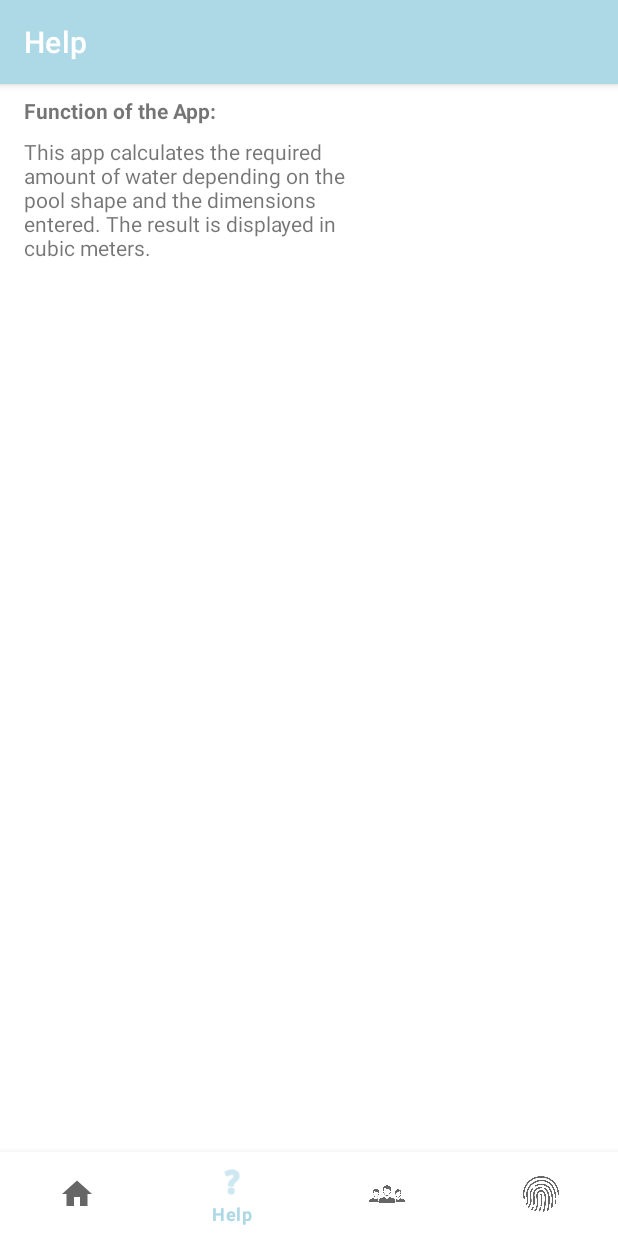
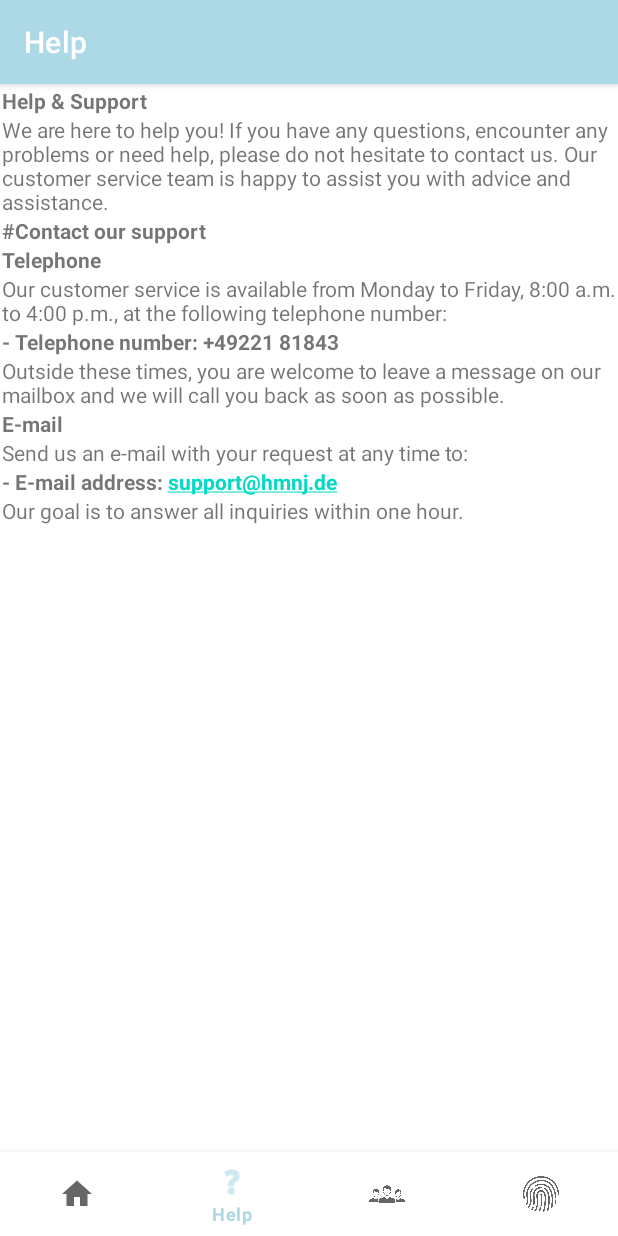
Before and after one commit to MrNumiko/Pool-Rechner, an Android app: the HelpFragment screen opened through its navigation route, on a phone screen of 412 x 824 dp. Run offline under Robolectric (Android 15) with nearby library versions, the phone set to English and light mode, and no system bars; our stand-ins replace navigation-ui.

Commit message:
feat: Add help view texts

```diff
--- a/app/src/main/java/com/example/pool_rechner/ui/help/HelpFragment.java
+++ b/app/src/main/java/com/example/pool_rechner/ui/help/HelpFragment.java
@@ -1,13 +1,22 @@
 package com.example.pool_rechner.ui.help;
 
+import android.annotation.SuppressLint;
+import android.content.Intent;
+import android.graphics.Color;
+import android.net.Uri;
 import android.os.Bundle;
+import android.text.method.LinkMovementMethod;
+import android.util.Log;
 import android.view.LayoutInflater;
 import android.view.View;
 import android.view.ViewGroup;
+import android.widget.TextView;
+import android.widget.Toast;
 
 import androidx.annotation.NonNull;
 import androidx.fragment.app.Fragment;
 
+import com.example.pool_rechner.R;
 import com.example.pool_rechner.databinding.FragmentHelpBinding;
 
 public class HelpFragment extends Fragment {
@@ -21,6 +30,53 @@ public class HelpFragment extends Fragment {
         return binding.getRoot();
     }
 
+    public void onViewCreated(@NonNull View view, Bundle savedInstanceState) {
+        super.onViewCreated(view, savedInstanceState);
+
+        // Send email
+        /*
+        binding.txtHelpEmailAddress.setLinkTextColor(Color.BLUE);
+        binding.txtHelpEmailAddress.setOnClickListener(v -> sendEmail());
+
+        // Text view to add hyperlink
+        TextView linkTextView = requireActivity().findViewById(R.id.imprint_web);
+
+        // method to redirect to provided link
+        linkTextView.setMovementMethod(LinkMovementMethod.getInstance());
+
+        // method to change color of link
+        linkTextView.setLinkTextColor(Color.BLUE);*/
+    }
+
+    @SuppressLint("IntentReset")
+    protected void sendEmail() {
+        Log.i("Send email", "");
+
+        // Define mail address and cc
+        String[] TO = {"support@hmnj.de"};
+        String[] CC = {""};
+        Intent emailIntent = new Intent(Intent.ACTION_SEND);
+
+        // Define type to plain text
+        emailIntent.setType("text/plain");
+        // Convert uri to accepted email format
+        emailIntent.setData(Uri.parse("mailto:"));
+
+        // Set mail address and cc
+        emailIntent.putExtra(Intent.EXTRA_EMAIL, TO);
+        emailIntent.putExtra(Intent.EXTRA_CC, CC);
+
+        // Send mail with error handling if no email client available on the device
+        try {
+            startActivity(Intent.createChooser(emailIntent, "Send mail..."));
+            requireActivity().finish();
+            Log.i("Finished sending email...", "");
+        } catch (android.content.ActivityNotFoundException ex) {
+            Toast.makeText(getActivity(),
+                    "There is no email client installed.", Toast.LENGTH_SHORT).show();
+        }
+    }
+
     @Override
     public void onDestroyView() {
         super.onDestroyView();
--- a/app/src/main/res/layout/fragment_help.xml
+++ b/app/src/main/res/layout/fragment_help.xml
@@ -6,26 +6,97 @@
     android:layout_height="match_parent"
     tools:context=".ui.help.HelpFragment">
 
-    <TextView
-        android:id="@+id/txt_decriptionHeader"
-        android:layout_width="wrap_content"
-        android:layout_height="wrap_content"
-        android:layout_marginStart="16dp"
-        android:layout_marginTop="8dp"
-        android:text="@string/function_of_the_app"
-        android:textStyle="bold"
+    <ScrollView
+        android:layout_width="409dp"
+        android:layout_height="729dp"
+        android:layout_marginStart="1dp"
+        android:layout_marginTop="1dp"
+        android:layout_marginEnd="1dp"
+        android:layout_marginBottom="1dp"
+        app:layout_constraintBottom_toBottomOf="parent"
+        app:layout_constraintEnd_toEndOf="parent"
+        app:layout_constraintHorizontal_bias="0.0"
         app:layout_constraintStart_toStartOf="parent"
-        app:layout_constraintTop_toTopOf="parent" />
+        app:layout_constraintTop_toTopOf="parent"
+        app:layout_constraintVertical_bias="0.0">
 
-    <TextView
-        android:id="@+id/txt_decriptionBody"
-        android:layout_width="224dp"
-        android:layout_height="88dp"
-        android:layout_marginStart="16dp"
-        android:layout_marginTop="8dp"
-        android:text="@string/help_body"
-        app:layout_constraintStart_toStartOf="parent"
-        app:layout_constraintTop_toBottomOf="@+id/txt_decriptionHeader" />
+        <LinearLayout
+            android:layout_width="match_parent"
+            android:layout_height="wrap_content"
+            android:orientation="vertical">
 
+            <TextView
+                android:id="@+id/txt_help_headline"
+                android:layout_width="match_parent"
+                android:layout_height="wrap_content"
+                android:text="@string/help_headline"
+                android:textStyle="bold" />
 
+            <TextView
+                android:id="@+id/txt_help_body"
+                android:layout_width="match_parent"
+                android:layout_height="wrap_content"
+                android:text="@string/help_body" />
+
+            <TextView
+                android:id="@+id/txt_help_contact"
+                android:layout_width="match_parent"
+                android:layout_height="wrap_content"
+                android:text="@string/help_contact"
+                android:textStyle="bold" />
+
+            <TextView
+                android:id="@+id/txt_help_phone_headline"
+                android:layout_width="match_parent"
+                android:layout_height="wrap_content"
+                android:text="@string/help_phone_headline"
+                android:textStyle="bold" />
+
+            <TextView
+                android:id="@+id/txt_help_phone_body"
+                android:layout_width="match_parent"
+                android:layout_height="wrap_content"
+                android:text="@string/help_phone_body" />
+
+            <TextView
+                android:id="@+id/txt_help_phone_number"
+                android:layout_width="match_parent"
+                android:layout_height="wrap_content"
+                android:text="@string/help_phone_number"
+                android:textStyle="bold" />
+
+            <TextView
+                android:id="@+id/txt_help_phone_addon"
+                android:layout_width="match_parent"
+                android:layout_height="wrap_content"
+                android:text="@string/help_phone_addon" />
+
+            <TextView
+                android:id="@+id/txt_help_email_headline"
+                android:layout_width="match_parent"
+                android:layout_height="wrap_content"
+                android:text="@string/help_email_headline"
+                android:textStyle="bold" />
+
+            <TextView
+                android:id="@+id/txt_help_email_body"
+                android:layout_width="match_parent"
+                android:layout_height="wrap_content"
+                android:text="@string/help_email_body" />
+
+            <TextView
+                android:id="@+id/txt_help_email_address"
+                android:layout_width="match_parent"
+                android:layout_height="wrap_content"
+                android:text="@string/help_email_address"
+                android:textStyle="bold" />
+
+            <TextView
+                android:id="@+id/txt_help_end"
+                android:layout_width="match_parent"
+                android:layout_height="wrap_content"
+                android:text="@string/help_end" />
+
+        </LinearLayout>
+    </ScrollView>
 </androidx.constraintlayout.widget.ConstraintLayout>
--- a/app/src/main/res/values/strings.xml
+++ b/app/src/main/res/values/strings.xml
@@ -6,7 +6,6 @@
     <string name="title_imprint">Imprint</string>
     <string name="title_rectangle">Rectangle</string>
     <string name="title_circle">Circle</string>
-    <string name="help_body">This app calculates the required amount of water depending on the pool shape and the dimensions entered. The result is displayed in cubic meters.</string>
     <string name="enter_dimensions">Enter dimensions</string>
     <string name="length_in_meters">Length in meters</string>
     <string name="radius_in_meters">Radius in meters</string>
@@ -58,4 +57,15 @@
     <string name="aboutUs_context5">- Programming: Our core, responsible for the implementation of innovative app solutions.</string>
     <string name="aboutUs_values">\nWe stand for innovation, integrity, customer focus and team spirit. These values guide us in everything we do and enable us to not only meet but exceed the expectations of our customers.</string>
     <string name="aboutUs_final">\nAt HMNJ Software Solutions GmbH, we combine technical expertise with creative vision to actively shape the digital future. Explore our software solutions where ingenuity meets reliability - always innovative, always reliable and always one step ahead.</string>
+    <string name="help_end">Our goal is to answer all inquiries within one hour.</string>
+    <string name="help_email_address">- E-mail address: <a href="support@hmnj.de">support@hmnj.de</a></string>
+    <string name="help_email_body">Send us an e-mail with your request at any time to:</string>
+    <string name="help_email_headline">E-mail</string>
+    <string name="help_phone_addon">Outside these times, you are welcome to leave a message on our mailbox and we will call you back as soon as possible.</string>
+    <string name="help_phone_number">- Telephone number: +49221 81843</string>
+    <string name="help_phone_body">Our customer service is available from Monday to Friday, 8:00 a.m. to 4:00 p.m., at the following telephone number:</string>
+    <string name="help_phone_headline">Telephone</string>
+    <string name="help_contact">#Contact our support</string>
+    <string name="help_body">We are here to help you! If you have any questions, encounter any problems or need help, please do not hesitate to contact us. Our customer service team is happy to assist you with advice and assistance.</string>
+    <string name="help_headline">Help &amp; Support</string>
 </resources>
```
Also changed, not shown: 1 other file.
